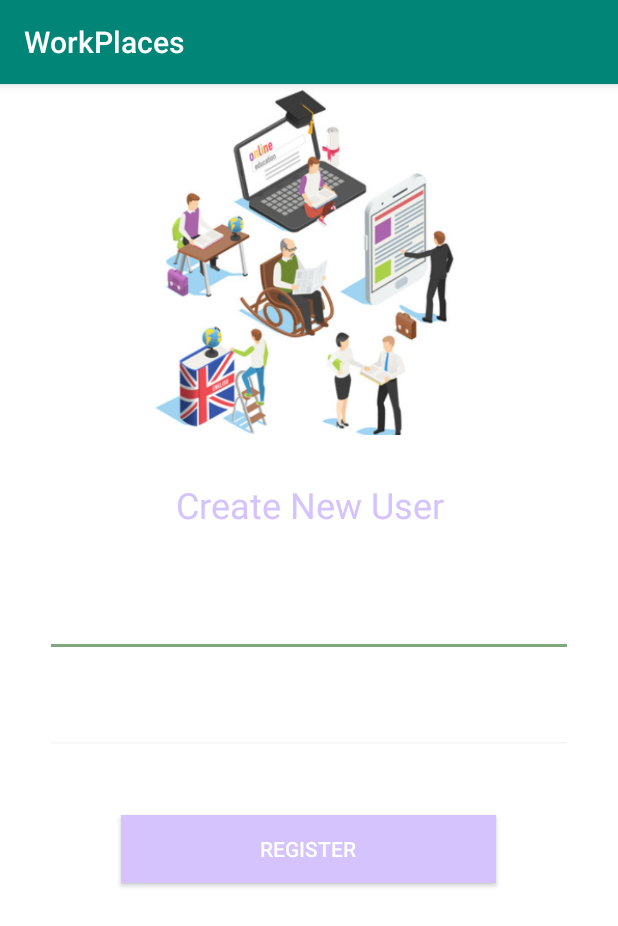
After one commit to Ander0506/WorkPlaces, an Android app: the Register screen opened directly, with no data from a screen before it, on a phone screen of 412 x 824 dp. The commit adds this screen. Shown: the top 926 px of the screen. Run offline under Robolectric (Android 15) with nearby library versions, the phone set to English and light mode, and no system bars; our stand-ins replace Firebase (no records; nobody signed in at launch, a user with empty details on screens opened directly).

Commit message:
Se agrego el registro

```diff
--- a/app/src/main/AndroidManifest.xml
+++ b/app/src/main/AndroidManifest.xml
@@ -9,6 +9,7 @@
         android:roundIcon="@mipmap/ic_launcher_round"
         android:supportsRtl="true"
         android:theme="@style/AppTheme">
+        <activity android:name=".Register"></activity>
         <activity
             android:name=".Menu_WP"
             android:label="@string/title_activity_menu__wp"
@@ -18,14 +19,15 @@
             android:theme="@android:style/Theme.Black.NoTitleBar.Fullscreen">
             <intent-filter>
                 <action android:name="android.intent.action.MAIN" />
+
                 <category android:name="android.intent.category.LAUNCHER" />
             </intent-filter>
         </activity>
         <activity
             android:name=".MainActivity"
             android:theme="@style/Theme.AppCompat.DayNight.NoActionBar" />
-        <activity android:name=".BuscarPlantilla"/>
-        <activity android:name=".NewPlace"></activity>
+        <activity android:name=".BuscarPlantilla" />
+        <activity android:name=".NewPlace" />
     </application>
 
 </manifest>
--- a/app/src/main/java/com/example/workplaces/MainActivity.java
+++ b/app/src/main/java/com/example/workplaces/MainActivity.java
@@ -103,4 +103,9 @@ public class MainActivity extends AppCompatActivity {
                     });
         }
     }
+
+    public void Register(View view){
+        Intent intent = new Intent(MainActivity.this, Register.class);
+        startActivity(intent);
+    }
 }
--- /dev/null
+++ b/app/src/main/java/com/example/workplaces/Register.java
@@ -0,0 +1,63 @@
+package com.example.workplaces;
+
+import android.content.Intent;
+import android.content.res.Resources;
+import android.support.annotation.NonNull;
+import android.support.v7.app.AppCompatActivity;
+import android.os.Bundle;
+import android.view.View;
+import android.widget.EditText;
+import android.widget.Toast;
+
+import com.google.android.gms.tasks.OnCompleteListener;
+import com.google.android.gms.tasks.Task;
+import com.google.firebase.auth.AuthResult;
+import com.google.firebase.auth.FirebaseAuth;
+
+public class Register extends AppCompatActivity {
+
+    private EditText TxtUser, TxtPassword;
+    private Resources Res;
+    private FirebaseAuth Auth;
+
+    @Override
+    protected void onCreate(Bundle savedInstanceState) {
+        super.onCreate(savedInstanceState);
+        setContentView(R.layout.activity_register);
+
+        TxtUser = (EditText) findViewById(R.id.TextNewEmail);
+        TxtPassword = (EditText) findViewById(R.id.TextNewPassword);
+        Auth = FirebaseAuth.getInstance();
+        Res = this.getResources();
+
+    }
+
+    public void NewUser (View view){
+        String email = TxtUser.getText().toString();
+        String pass = TxtPassword.getText().toString();
+
+        if(email.isEmpty() || pass.isEmpty()){
+            Toast toast = Toast.makeText(Register.this, Res.getString(R.string.err_empty),Toast.LENGTH_LONG);
+            TxtUser.setError("*");
+            TxtPassword.setError("*");
+        }else{
+            Auth.createUserWithEmailAndPassword(email, pass)
+                    .addOnCompleteListener(this, new OnCompleteListener<AuthResult>() {
+                        @Override
+                        public void onComplete(@NonNull Task<AuthResult> task) {
+                            if (task.isSuccessful()) {
+                                Intent intent = new Intent(Register.this, MainActivity.class);
+                                startActivity(intent);
+                            } else {
+                                Toast toast = Toast.makeText(Register.this, Res.getString(R.string.err_register),Toast.LENGTH_LONG);
+                                TxtUser.setError("*");
+                                TxtPassword.setError("*");
+                            }
+
+                            // ...
+                        }
+                    });
+
+        }
+    }
+}
--- a/app/src/main/res/layout/activity_new_place.xml
+++ b/app/src/main/res/layout/activity_new_place.xml
@@ -126,6 +126,7 @@
                     android:id="@+id/button"
                     android:layout_width="match_parent"
                     android:layout_height="wrap_content"
+                    android:height="45dp"
                     android:background="#FFD4C3FC"
                     android:onClick="save"
                     android:text="@string/agregar"
--- /dev/null
+++ b/app/src/main/res/layout/activity_register.xml
@@ -0,0 +1,75 @@
+<?xml version="1.0" encoding="utf-8"?>
+<android.support.constraint.ConstraintLayout xmlns:android="http://schemas.android.com/apk/res/android"
+    xmlns:app="http://schemas.android.com/apk/res-auto"
+    xmlns:tools="http://schemas.android.com/tools"
+    android:layout_width="match_parent"
+    android:layout_height="match_parent"
+    tools:context=".Register">
+
+    <LinearLayout
+        android:layout_width="match_parent"
+        android:layout_height="match_parent"
+        android:background="#FFFFFF"
+        android:orientation="vertical">
+
+        <ImageView
+            android:id="@+id/imageView3"
+            android:layout_width="match_parent"
+            android:layout_height="234dp"
+            app:srcCompat="@drawable/new_user" />
+
+        <LinearLayout
+            android:layout_width="match_parent"
+            android:layout_height="match_parent"
+            android:gravity="center_horizontal"
+            android:orientation="vertical"
+            android:padding="30dp">
+
+            <TextView
+                android:id="@+id/TxtNewUser"
+                android:layout_width="match_parent"
+                android:layout_height="wrap_content"
+                android:gravity="center"
+                android:text="@string/create_new_user"
+                android:textColor="#FFD4C3FC"
+                android:textSize="24sp" />
+
+            <EditText
+                android:id="@+id/TextNewEmail"
+                android:layout_width="match_parent"
+                android:layout_height="wrap_content"
+                android:layout_marginTop="40dp"
+                android:ems="10"
+                android:hint="@string/user"
+                android:inputType="textEmailAddress"
+                android:textColor="#505050"
+                android:textSize="18sp"
+                android:theme="@style/EditCustom2" />
+
+            <EditText
+                android:id="@+id/TextNewPassword"
+                android:layout_width="match_parent"
+                android:layout_height="wrap_content"
+                android:layout_marginTop="20dp"
+                android:ems="10"
+                android:hint="@string/password"
+                android:inputType="textPassword"
+                android:textColor="#505050"
+                android:theme="@style/EditCustom2" />
+
+            <Button
+                android:id="@+id/button3"
+                style="@style/Widget.AppCompat.Button.Colored"
+                android:layout_width="250dp"
+                android:layout_height="45dp"
+                android:layout_marginTop="40dp"
+                android:background="#FFD4C3FC"
+                android:onClick="NewUser"
+                android:padding="0dp"
+                android:text="@string/register"
+                android:textAppearance="@style/TextAppearance.AppCompat.Button"
+                android:textColor="#FFFFFF" />
+        </LinearLayout>
+    </LinearLayout>
+
+</android.support.constraint.ConstraintLayout>
--- a/app/src/main/res/layout/buscar_plantilla.xml
+++ b/app/src/main/res/layout/buscar_plantilla.xml
@@ -48,7 +48,7 @@
                     android:orientation="horizontal">
 
                     <TextView
-                        android:id="@+id/textView2"
+                        android:id="@+id/TxtNewUser"
                         android:layout_width="wrap_content"
                         android:layout_height="wrap_content"
                         android:layout_weight="1"
--- a/app/src/main/res/values/strings.xml
+++ b/app/src/main/res/values/strings.xml
@@ -56,7 +56,7 @@
 
 
     <string name="ya_ocupado">El lugar Seleccionado no esta disponible</string>
-<string name="ocupado">Ocupado</string>
+    <string name="ocupado">Ocupado</string>
     <string name="nuevo_lugar">Nuevo Lugar</string>
     <string name="id">Id</string>
     <string name="nombre">Nombre</string>
@@ -69,4 +69,8 @@
     <string name="piso_vacio">Piso no puede ser Vacio</string>
     <string name="pisoNeg">El piso es incorrecto</string>
 
+    <string name="create_new_user">Create New User</string>
+    <string name="register">Register</string>
+    <string name="err_register">Register failed</string>
+
 </resources>
```
Also changed, not shown: app/src/main/res/layout/activity_main.xml (+13 -0 lines), app/src/main/res/drawable-v21/new_user.PNG (added).
